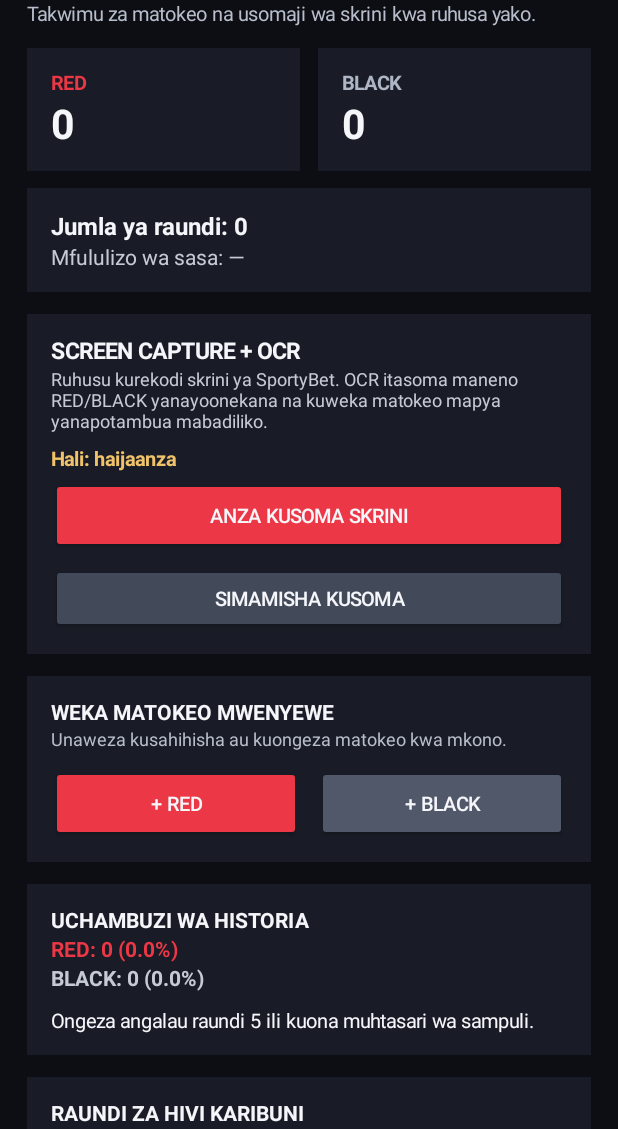
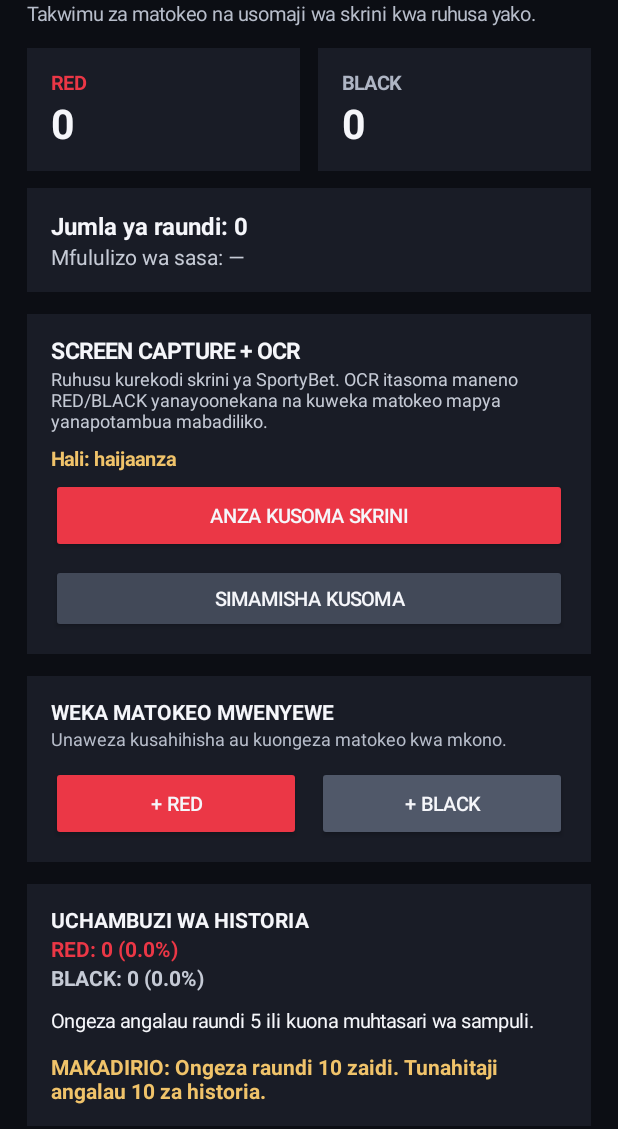
Before and after one commit to mcwiz75-source/imaku-coin-flip, an Android app: the screen it shows after launch (MainActivity), on a phone screen of 412 x 824 dp, the part 107-1236 px from its top. Run offline under Robolectric (Android 15) with nearby library versions, the phone set to English and light mode, and no system bars.

Commit message:
Add recent-history statistical estimate to Red Black dashboard

```diff
--- a/RedBlack_Analyzer_Android/app/src/main/java/com/mcwiz/redblack/MainActivity.java
+++ b/RedBlack_Analyzer_Android/app/src/main/java/com/mcwiz/redblack/MainActivity.java
@@ -25,7 +25,7 @@ public class MainActivity extends Activity {
     private static final int REQ_CAPTURE=4102, REQ_OVERLAY=4103;
     private final ArrayList<String> rounds=new ArrayList<>();
     private SharedPreferences prefs;
-    private TextView totalView,redView,blackView,streakView,recentView,trendView,captureStatus;
+    private TextView totalView,redView,blackView,streakView,recentView,trendView,predictionView,captureStatus;
     private boolean waitingForOverlay=false;
 
     @Override public void onCreate(Bundle state) {
@@ -79,6 +79,7 @@ public class MainActivity extends Activity {
         redView=text("RED: 0 (0.0%)",14,RED,true);history.addView(redView);
         blackView=text("BLACK: 0 (0.0%)",14,0xffc5cad5,true);history.addView(blackView);
         trendView=text("Bado hakuna data ya kutosha.",13,WHITE,false);trendView.setPadding(0,dp(10),0,0);history.addView(trendView);
+        predictionView=text("Makadirio yataonekana baada ya raundi 10.",14,0xfff0c36a,true);predictionView.setPadding(0,dp(12),0,0);history.addView(predictionView);
         LinearLayout recent=card();root.addView(recent);recent.addView(text("RAUNDI ZA HIVI KARIBUNI",14,WHITE,true));
         recentView=text("Bado hakuna matokeo.",14,0xffc5cad5,false);recentView.setPadding(0,dp(8),0,0);recent.addView(recentView);
 
@@ -152,6 +153,19 @@ public class MainActivity extends Activity {
         int sample=Math.min(30,n),sr=0,sb=0;for(int i=n-sample;i<n;i++)if(rounds.get(i).equals("R"))sr++;else sb++;
         if(sample<5)trendView.setText("Ongeza angalau raundi 5 ili kuona muhtasari wa sampuli.");
         else trendView.setText(String.format(Locale.US,"Raundi %d za mwisho: RED %.1f%% • BLACK %.1f%%. Muhtasari wa nyuma tu.",sample,100.0*sr/sample,100.0*sb/sample));
+        if(n<10){
+            predictionView.setText("MAKADIRIO: Ongeza raundi "+(10-n)+" zaidi. Tunahitaji angalau 10 za historia.");
+        }else{
+            int window=Math.min(20,n),wr=0,wb=0;
+            for(int i=n-window;i<n;i++){if(rounds.get(i).equals("R"))wr++;else wb++;}
+            double rp=100.0*wr/window,bp=100.0*wb/window;
+            if(Math.abs(rp-bp)<10.0){
+                predictionView.setText(String.format(Locale.US,"MAKADIRIO: Hakuna upande unaoongoza wazi. RED %.0f%% • BLACK %.0f%% (historia ya %d).",rp,bp,window));
+            }else{
+                String lead=rp>bp?"RED":"BLACK";
+                predictionView.setText(String.format(Locale.US,"MAKADIRIO YA TAKWIMU: Mwelekeo unaelemea %s. RED %.0f%% • BLACK %.0f%% (raundi %d za mwisho).",lead,rp,bp,window));
+            }
+        }
         if(n==0)recentView.setText("Bado hakuna matokeo.");else{
             StringBuilder s=new StringBuilder();for(int i=n-1;i>=Math.max(0,n-19);i--){if(s.length()>0)s.append("   ");s.append(rounds.get(i).equals("R")?"🔴":"⚫");}
             recentView.setText(s.toString());
```
